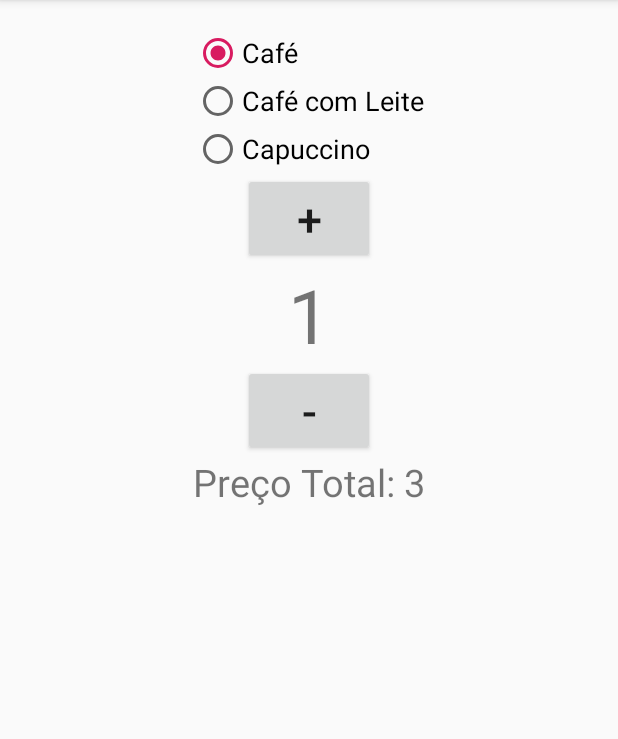
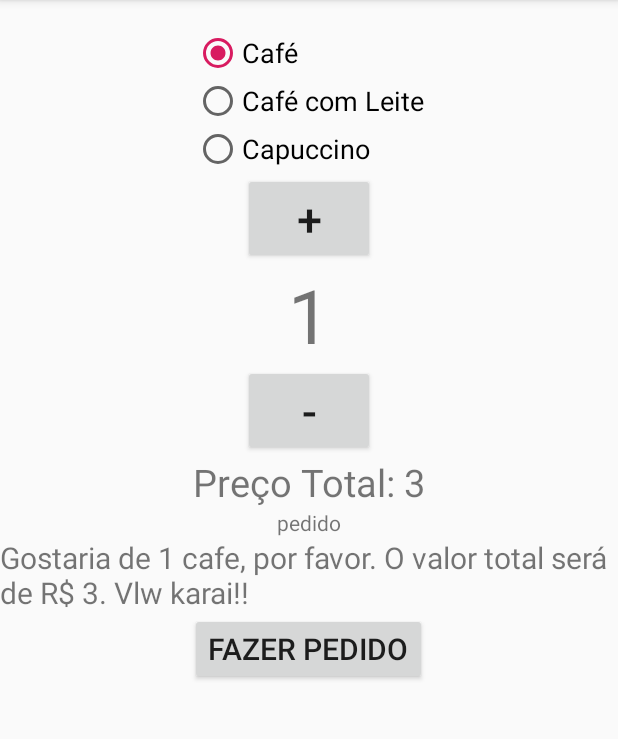
Before and after one commit to BrunoDemartini/Cafee, an Android app: the screen it shows after launch (MainActivity), after a tap on "Café", on a phone screen of 412 x 824 dp, the part 84-823 px from its top. Run offline under Robolectric (Android 15) with nearby library versions, the phone set to English and light mode, and no system bars.

Commit message:
Parte 3 agora, antes eu tava sem a mensagem do pedido

```diff
--- a/app/src/main/java/br/com/bruno/cafee/MainActivity.java
+++ b/app/src/main/java/br/com/bruno/cafee/MainActivity.java
@@ -17,6 +17,7 @@ public class MainActivity extends AppCompatActivity {
 
     int precoUni = 0;
     int cont = 1 ;
+    String bazinga = "";
 
     public void cafe(View view){
          precoUni= 3;
@@ -25,6 +26,10 @@ public class MainActivity extends AppCompatActivity {
          quantidade.setText(""+cont);
          TextView preco = findViewById(R.id.total);
          preco.setText("Preço Total: "+precoUni);
+
+         bazinga = texto(cont,precoUni);
+         TextView pedido = findViewById(R.id.pedido);
+         pedido.setText(bazinga);
     }
 
     public void cafeleite(View view){
@@ -34,6 +39,10 @@ public class MainActivity extends AppCompatActivity {
         quantidade.setText(""+cont);
         TextView preco = findViewById(R.id.total);
         preco.setText("Preço Total: "+precoUni);
+
+        bazinga = texto(cont,precoUni);
+        TextView pedido = findViewById(R.id.pedido);
+        pedido.setText(bazinga);
     }
 
     public void capuccino(View view){
@@ -44,6 +53,10 @@ public class MainActivity extends AppCompatActivity {
         TextView preco = findViewById(R.id.total);
         preco.setText("Preço Total: "+precoUni);
 
+        bazinga = texto(cont,precoUni);
+        TextView pedido = findViewById(R.id.pedido);
+        pedido.setText(bazinga);
+
     }
 
     public void mais(View view){
@@ -53,6 +66,10 @@ public class MainActivity extends AppCompatActivity {
             quantidade.setText("" + cont);
             TextView preco = findViewById(R.id.total);
             preco.setText("Preço Total: "+precoUni*cont);
+
+            bazinga = texto(cont,precoUni);
+            TextView pedido = findViewById(R.id.pedido);
+            pedido.setText(bazinga);
         } else {}
     }
 
@@ -63,7 +80,22 @@ public class MainActivity extends AppCompatActivity {
             quantidade.setText(""+cont);
             TextView preco = findViewById(R.id.total);
             preco.setText("Preço Total: "+precoUni*cont);
+
+            bazinga = texto(cont,precoUni);
+            TextView pedido = findViewById(R.id.pedido);
+            pedido.setText(bazinga);
         } else{}
 
     }
+
+    public String texto(int a, int b){
+
+        int preco = b*cont;
+        if (a == 1){
+            return "Gostaria de "+a+" cafe, por favor. O valor total será de R$ "+preco+". Vlw karai!!";
+        }
+        else{
+            return "Gostaria de "+a+" cafés, por favor. O valor total será de R$ "+preco+". Vlw karai!!";
+        }
+    }
 }
--- a/app/src/main/res/layout/activity_main.xml
+++ b/app/src/main/res/layout/activity_main.xml
@@ -75,6 +75,25 @@
             android:text="Fazer Pedido: "
             android:textSize="25dp"/>
 
+        <TextView
+            android:layout_width="wrap_content"
+            android:layout_height="wrap_content"
+            android:text="pedido" />
+
+        <TextView
+            android:id="@+id/pedido"
+            android:layout_width="wrap_content"
+            android:layout_height="wrap_content"
+            android:text=""
+            android:textSize="20dp" />
+
+        <Button
+            android:id="@+id/botao"
+            android:layout_width="wrap_content"
+            android:layout_height="wrap_content"
+            android:text="Fazer pedido"
+            android:textSize="20dp"/>
+
     </LinearLayout>
 
 </LinearLayout>
```
